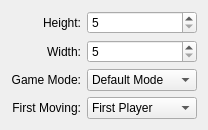
Ignotus/kdots, file ui/newgamewidget.ui: the form before one commit.
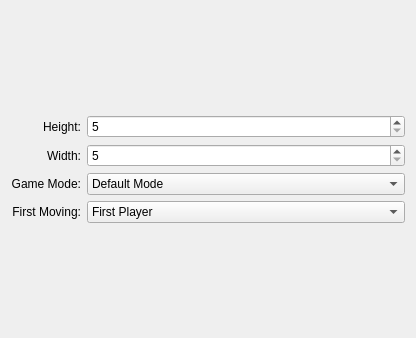
The form after the commit. Custom widgets are drawn as their Qt base class.

Commit message: Upd. newgame dialog interface

Patch:
```diff
--- a/ui/newgamewidget.ui
+++ b/ui/newgamewidget.ui
@@ -6,45 +6,15 @@
    <rect>
     <x>0</x>
     <y>0</y>
-    <width>202</width>
-    <height>108</height>
+    <width>416</width>
+    <height>338</height>
    </rect>
   </property>
   <property name="windowTitle">
    <string>New Game</string>
   </property>
   <layout class="QGridLayout" name="gridLayout_2">
-   <item row="2" column="0">
-    <widget class="QLabel" name="label_3">
-     <property name="text">
-      <string>Game Mode:</string>
-     </property>
-     <property name="alignment">
-      <set>Qt::AlignRight|Qt::AlignTrailing|Qt::AlignVCenter</set>
-     </property>
-    </widget>
-   </item>
-   <item row="0" column="0">
-    <widget class="QLabel" name="label">
-     <property name="text">
-      <string>Height:</string>
-     </property>
-     <property name="alignment">
-      <set>Qt::AlignRight|Qt::AlignTrailing|Qt::AlignVCenter</set>
-     </property>
-    </widget>
-   </item>
-   <item row="3" column="0">
-    <widget class="QLabel" name="label_4">
-     <property name="text">
-      <string>First Moving:</string>
-     </property>
-     <property name="alignment">
-      <set>Qt::AlignRight|Qt::AlignTrailing|Qt::AlignVCenter</set>
-     </property>
-    </widget>
-   </item>
-   <item row="2" column="1">
+   <item row="3" column="1">
     <widget class="KComboBox" name="GameMode">
      <property name="autoCompletion">
       <bool>false</bool>
@@ -61,28 +31,31 @@
      </item>
     </widget>
    </item>
-   <item row="1" column="1">
-    <widget class="QSpinBox" name="WidthSpinBox">
-     <property name="minimum">
-      <number>5</number>
-     </property>
-     <property name="maximum">
-      <number>40</number>
-     </property>
-    </widget>
-   </item>
    <item row="1" column="0">
-    <widget class="QLabel" name="label_2">
+    <widget class="QLabel" name="label">
      <property name="text">
-      <string>Width:</string>
+      <string>Height:</string>
      </property>
      <property name="alignment">
       <set>Qt::AlignRight|Qt::AlignTrailing|Qt::AlignVCenter</set>
      </property>
     </widget>
    </item>
-   <item row="0" column="1">
-    <widget class="QSpinBox" name="HeightSpinBox">
+   <item row="5" column="1">
+    <spacer name="horizontalSpacer">
+     <property name="orientation">
+      <enum>Qt::Horizontal</enum>
+     </property>
+     <property name="sizeHint" stdset="0">
+      <size>
+       <width>40</width>
+       <height>20</height>
+      </size>
+     </property>
+    </spacer>
+   </item>
+   <item row="2" column="1">
+    <widget class="QSpinBox" name="WidthSpinBox">
      <property name="minimum">
       <number>5</number>
      </property>
@@ -91,7 +64,7 @@
      </property>
     </widget>
    </item>
-   <item row="3" column="1">
+   <item row="4" column="1">
     <widget class="KComboBox" name="FirstMoving">
      <item>
       <property name="text">
@@ -105,6 +78,72 @@
      </item>
     </widget>
    </item>
+   <item row="5" column="0">
+    <spacer name="verticalSpacer">
+     <property name="orientation">
+      <enum>Qt::Vertical</enum>
+     </property>
+     <property name="sizeHint" stdset="0">
+      <size>
+       <width>20</width>
+       <height>40</height>
+      </size>
+     </property>
+    </spacer>
+   </item>
+   <item row="4" column="0">
+    <widget class="QLabel" name="label_4">
+     <property name="text">
+      <string>First Moving:</string>
+     </property>
+     <property name="alignment">
+      <set>Qt::AlignRight|Qt::AlignTrailing|Qt::AlignVCenter</set>
+     </property>
+    </widget>
+   </item>
+   <item row="3" column="0">
+    <widget class="QLabel" name="label_3">
+     <property name="text">
+      <string>Game Mode:</string>
+     </property>
+     <property name="alignment">
+      <set>Qt::AlignRight|Qt::AlignTrailing|Qt::AlignVCenter</set>
+     </property>
+    </widget>
+   </item>
+   <item row="1" column="1">
+    <widget class="QSpinBox" name="HeightSpinBox">
+     <property name="minimum">
+      <number>5</number>
+     </property>
+     <property name="maximum">
+      <number>40</number>
+     </property>
+    </widget>
+   </item>
+   <item row="2" column="0">
+    <widget class="QLabel" name="label_2">
+     <property name="text">
+      <string>Width:</string>
+     </property>
+     <property name="alignment">
+      <set>Qt::AlignRight|Qt::AlignTrailing|Qt::AlignVCenter</set>
+     </property>
+    </widget>
+   </item>
+   <item row="0" column="0">
+    <spacer name="verticalSpacer_2">
+     <property name="orientation">
+      <enum>Qt::Vertical</enum>
+     </property>
+     <property name="sizeHint" stdset="0">
+      <size>
+       <width>20</width>
+       <height>40</height>
+      </size>
+     </property>
+    </spacer>
+   </item>
   </layout>
  </widget>
  <customwidgets>
```
The commit also changes 2 other files.
